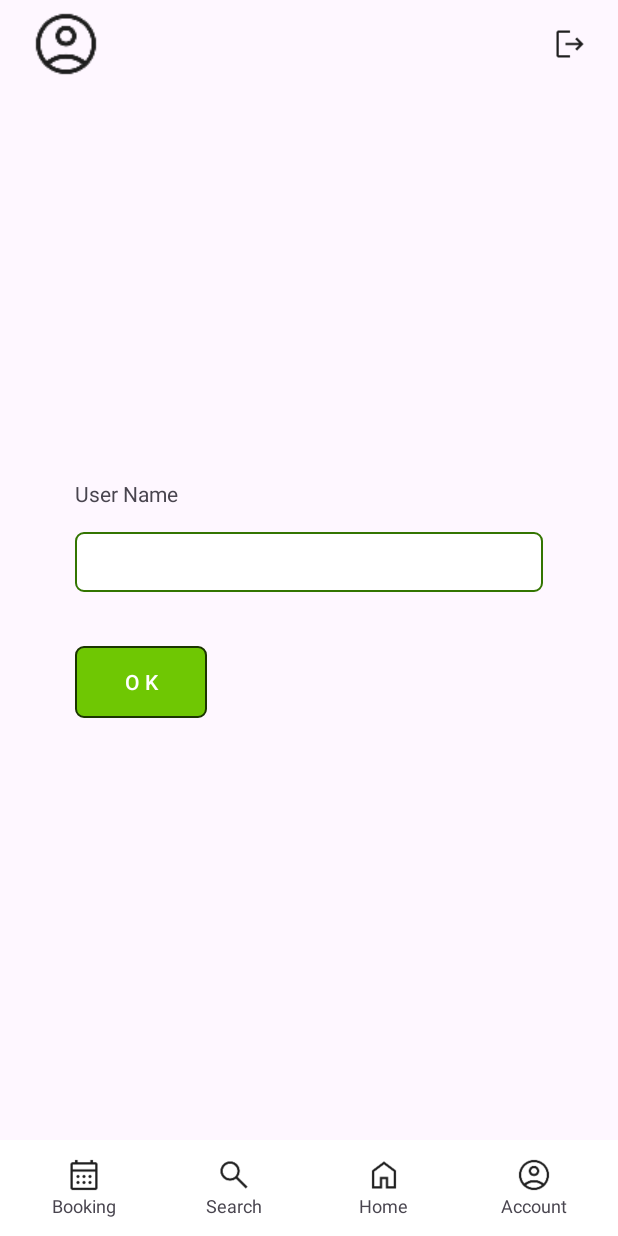
After one commit to nianxiangchuiyan/ISCG7424-Group-Android-, an Android app: the ProfileEditActivity screen opened directly, with no data from a screen before it, on a phone screen of 412 x 824 dp. The commit adds this screen. Run offline under Robolectric (Android 15) with nearby library versions, the phone set to English and light mode, and no system bars; our stand-ins replace Firebase (no records; nobody signed in at launch, a user with empty details on screens opened directly).

Commit message:
Auth: Edit & show the Display Name.

```diff
--- a/app/src/main/AndroidManifest.xml
+++ b/app/src/main/AndroidManifest.xml
@@ -11,6 +11,9 @@
         android:roundIcon="@mipmap/ic_launcher_round"
         android:supportsRtl="true"
         android:theme="@style/Theme.DineCraft">
+        <activity
+            android:name=".ProfileEditActivity"
+            android:exported="false" />
         <activity
             android:name=".staff.StaffBookingAddActivity"
             android:exported="false" />
--- a/app/src/main/java/com/dinecraft/app/BaseActivity.java
+++ b/app/src/main/java/com/dinecraft/app/BaseActivity.java
@@ -109,25 +109,25 @@ public class BaseActivity extends AppCompatActivity {
         }
 
         if(currentUser != null) {
-            navLogin.setVisibility(View.GONE);
-            navAccount.setVisibility(View.VISIBLE);
 
             if (navAccount != null) {
+                navLogin.setVisibility(View.GONE);
+                navAccount.setVisibility(View.VISIBLE);
                 navAccount.setOnClickListener(new View.OnClickListener() {
                     @Override
                     public void onClick(View v) {
                         //Will need conditions for diff role
-                        //startActivity(new Intent(BaseActivity.this, DashboardUserActivity.class));
+                        startActivity(new Intent(BaseActivity.this, ProfileEditActivity.class));
                     }
                 });
             }
 
         }else {
-            navLogin.setVisibility(View.VISIBLE);
-            navAccount.setVisibility(View.GONE);
 
             //either show Login or Account
             if (navLogin != null) {
+                navLogin.setVisibility(View.VISIBLE);
+                navAccount.setVisibility(View.GONE);
                 navLogin.setOnClickListener(new View.OnClickListener() {
                     @Override
                     public void onClick(View v) {
--- /dev/null
+++ b/app/src/main/java/com/dinecraft/app/ProfileEditActivity.java
@@ -0,0 +1,73 @@
+package com.dinecraft.app;
+
+import android.os.Bundle;
+import android.util.Log;
+import android.widget.Button;
+import android.widget.EditText;
+import android.widget.Toast;
+
+import androidx.activity.EdgeToEdge;
+import androidx.appcompat.app.AppCompatActivity;
+import androidx.core.graphics.Insets;
+import androidx.core.view.ViewCompat;
+import androidx.core.view.WindowInsetsCompat;
+
+import com.google.firebase.auth.FirebaseAuth;
+import com.google.firebase.auth.FirebaseUser;
+import com.google.firebase.auth.UserProfileChangeRequest;
+import com.google.firebase.firestore.FirebaseFirestore;
+
+public class ProfileEditActivity extends BaseActivity {
+    EditText etName;
+    Button btnOK;
+    @Override
+    protected void onCreate(Bundle savedInstanceState) {
+        super.onCreate(savedInstanceState);
+        EdgeToEdge.enable(this);
+        setContentView(R.layout.activity_profile_edit);
+        ViewCompat.setOnApplyWindowInsetsListener(findViewById(R.id.main), (v, insets) -> {
+            Insets systemBars = insets.getInsets(WindowInsetsCompat.Type.systemBars());
+            v.setPadding(systemBars.left, systemBars.top, systemBars.right, systemBars.bottom);
+            return insets;
+        });
+
+        // Initialize the bottom navigation bar
+        setupBottomNav();
+        setupTopProfile();
+
+        etName = findViewById(R.id.et_name);
+        btnOK = findViewById(R.id.btnOK);
+        FirebaseAuth mAuth = FirebaseAuth.getInstance();
+        FirebaseUser curUser = mAuth.getCurrentUser();
+        if(etName!= null && curUser != null)  etName.setText(curUser.getDisplayName());
+
+        btnOK.setOnClickListener(v -> {
+            try {
+                String name = etName.getText().toString();
+                FirebaseFirestore db = FirebaseFirestore.getInstance();
+                db.collection("users").document(curUser.getUid())
+                        .update("name", name)
+                        .addOnSuccessListener(aVoid -> {
+                            UserProfileChangeRequest request =
+                                    new UserProfileChangeRequest.Builder()
+                                            .setDisplayName(name)
+                                            .build();
+
+                            curUser.updateProfile(request)
+                                    .addOnSuccessListener(a -> {
+                                        Log.d("Auth", "DisplayName updated");
+                                        Toast.makeText(this, "Update DisplayName successful", Toast.LENGTH_SHORT).show();
+                                    })
+                                    .addOnFailureListener(e -> Log.e("Auth", "Update failed", e));
+
+                        });
+
+
+            } catch (Exception e) {
+                Log.e("Auth", "Update failed", e);
+                Toast.makeText(this, "Update failed", Toast.LENGTH_SHORT).show();
+            }
+        });
+
+    }
+}
--- /dev/null
+++ b/app/src/main/res/layout/activity_profile_edit.xml
@@ -0,0 +1,45 @@
+<?xml version="1.0" encoding="utf-8"?>
+<LinearLayout xmlns:android="http://schemas.android.com/apk/res/android"
+    xmlns:app="http://schemas.android.com/apk/res-auto"
+    xmlns:tools="http://schemas.android.com/tools"
+    android:id="@+id/main"
+    android:layout_width="match_parent"
+    android:layout_height="match_parent"
+    android:orientation="vertical"
+    tools:context=".ProfileEditActivity">
+
+    <!-- Profile -->
+    <include layout="@layout/include_top_profile" />
+
+    <LinearLayout
+        android:layout_width="match_parent"
+        android:layout_height="0dp"
+        android:layout_weight="1"
+        android:orientation="vertical"
+        android:paddingHorizontal="50dp"
+        android:gravity="start|center">
+        <TextView
+            android:layout_width="wrap_content"
+            android:layout_height="wrap_content"
+            android:text="User Name"/>
+        <EditText
+            android:id="@+id/et_name"
+            android:layout_width="match_parent"
+            android:layout_height="40dp"
+            android:layout_marginVertical="16dp"
+            android:background="@drawable/border_bg"/>
+        <Button
+            android:id="@+id/btnOK"
+            android:layout_width="wrap_content"
+            android:layout_height="wrap_content"
+            android:layout_marginVertical="20dp"
+            android:text="O K"
+            android:background="@drawable/button_primary_selector"
+            app:backgroundTint="@null"/>
+    </LinearLayout>
+
+
+    <!-- include bottom nav -->
+    <include layout="@layout/include_bottom_nav" />
+
+</LinearLayout>
```
